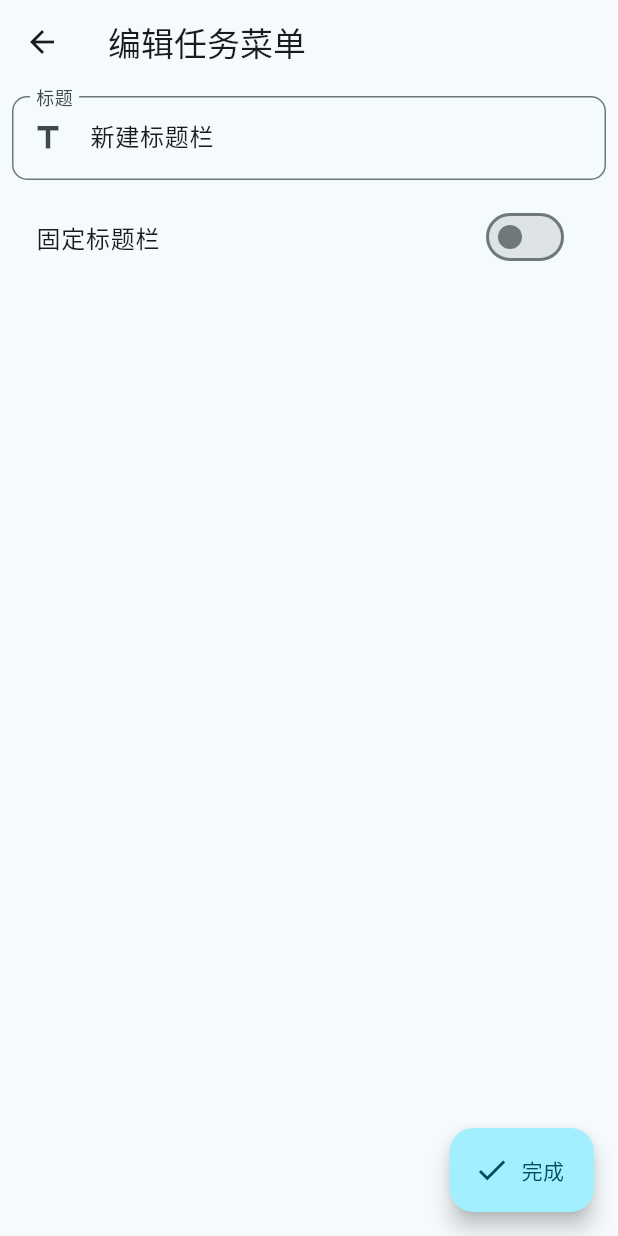
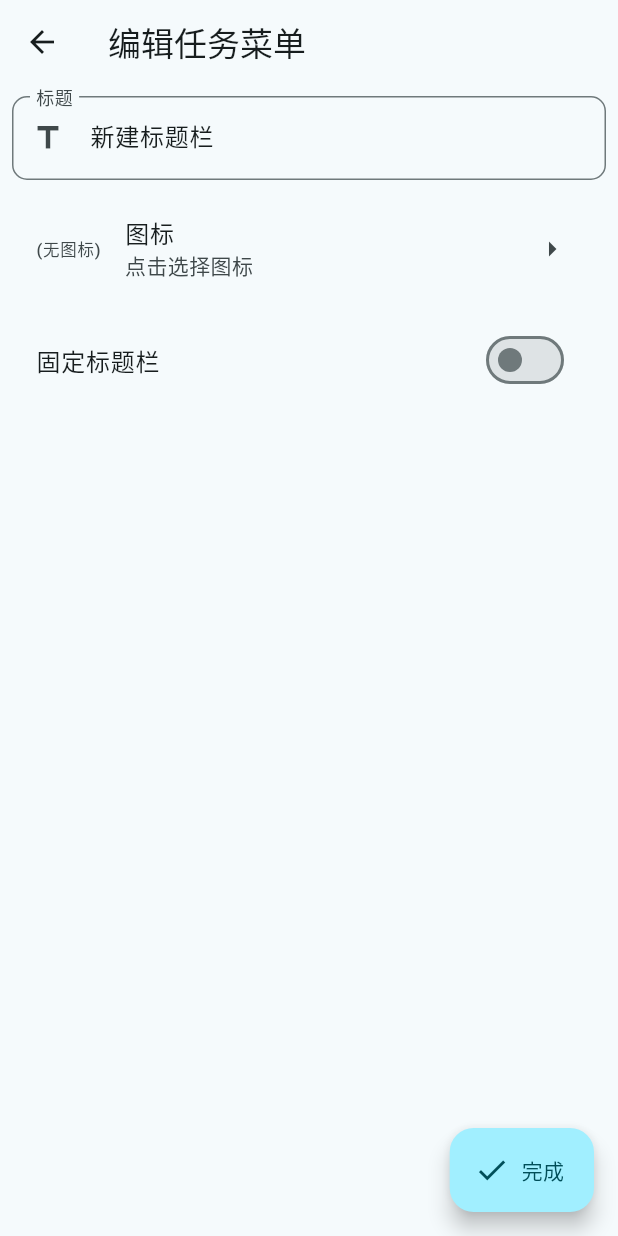
Before and after one commit to Acer-482/concise_note_pad, a Flutter app: the TaskMenuEditPage screen opened directly, on a phone screen of 412 x 824 dp. Run offline on Flutter 3.47's test engine with Material 3 defaults, Android fonts, the phone set to English and light mode, and no system bars; our stand-ins replace animated_list_plus, file_picker, flutter_colorpicker, flutter_slidable, package_info_plus, reorderables and 1 more; missing offline and left inert: flutter_iconpicker; statements that could not run were skipped.

Commit message:
Updated TaskMenuEditPage - Added icon editing functionality, allowing users to select and edit icons

```diff
--- a/lib/features/task_menus/widgets/pages/task_menu_edit_page.dart
+++ b/lib/features/task_menus/widgets/pages/task_menu_edit_page.dart
@@ -1,6 +1,8 @@
 import 'package:concise_note_pad/features/task_menus/models/task_menu.dart';
 import 'package:concise_note_pad/features/task_menus/task_menu_manager.dart';
 import 'package:flutter/material.dart';
+import 'package:flutter_iconpicker/Models/configuration.dart';
+import 'package:flutter_iconpicker/flutter_iconpicker.dart';
 
 /// 任务菜单编辑页面
 class TaskMenuEditPage extends StatefulWidget {
@@ -15,15 +17,16 @@ class TaskMenuEditPage extends StatefulWidget {
 class _TaskMenuEditPageState extends State<TaskMenuEditPage> {
   final GlobalKey<FormState> _formKey = GlobalKey(); // 表单验证键
   late final TextEditingController _titleController; // 标题控制器
+  late IconData? iconData; // 图标数据
   late bool isPinned; // 固定标题栏
 
   @override
   void initState() {
     super.initState();
-    _titleController = TextEditingController(
-      text: widget.taskMenu?.title ?? '新建标题栏',
-    );
-    isPinned = widget.taskMenu?.isPinned ?? false;
+    final taskMenu = widget.taskMenu;
+    _titleController = TextEditingController(text: taskMenu?.title ?? '新建标题栏');
+    iconData = taskMenu?.iconData;
+    isPinned = taskMenu?.isPinned ?? false;
   }
 
   @override
@@ -72,6 +75,13 @@ class _TaskMenuEditPageState extends State<TaskMenuEditPage> {
               ),
             ),
           ),
+          ListTile(
+            leading: iconData != null ? Icon(iconData) : Text('(无图标)'),
+            title: Text('图标'),
+            subtitle: Text('点击选择图标'),
+            trailing: const Icon(Icons.arrow_right),
+            onTap: _selectIconData,
+          ),
           SwitchListTile(
             value: isPinned,
             onChanged: (v) => setState(() => isPinned = v),
@@ -94,12 +104,17 @@ class _TaskMenuEditPageState extends State<TaskMenuEditPage> {
     TaskMenu taskMenu;
     // 判断是否为新建模式
     if (widget.taskMenu == null) {
-      taskMenu = TaskMenu(title: _titleController.text, isPinned: isPinned);
+      taskMenu = TaskMenu(
+        title: _titleController.text,
+        iconData: iconData,
+        isPinned: isPinned,
+      );
       TaskMenuManager.instance.taskMenuList.add(taskMenu);
     } else {
       // 编辑模式 设置属性
       taskMenu = widget.taskMenu!;
       taskMenu.title = _titleController.text;
+      taskMenu.iconData = iconData;
       taskMenu.isPinned = isPinned;
     }
     taskMenu.state.update(); // 更新状态
@@ -109,6 +124,22 @@ class _TaskMenuEditPageState extends State<TaskMenuEditPage> {
     return true; // 成功
   }
 
+  // 选择图标
+  Future<void> _selectIconData() async {
+    final iconPickerIcon = await showIconPicker(
+      context,
+      configuration: SinglePickerConfiguration(
+        showTooltips: true,
+        title: const Text('选择一个图标'),
+        closeChild: Text('空图标'),
+      ),
+    );
+    // 更新图标
+    setState(() {
+      iconData = iconPickerIcon?.data;
+    });
+  }
+
   @override
   void dispose() {
     _titleController.dispose();
```
